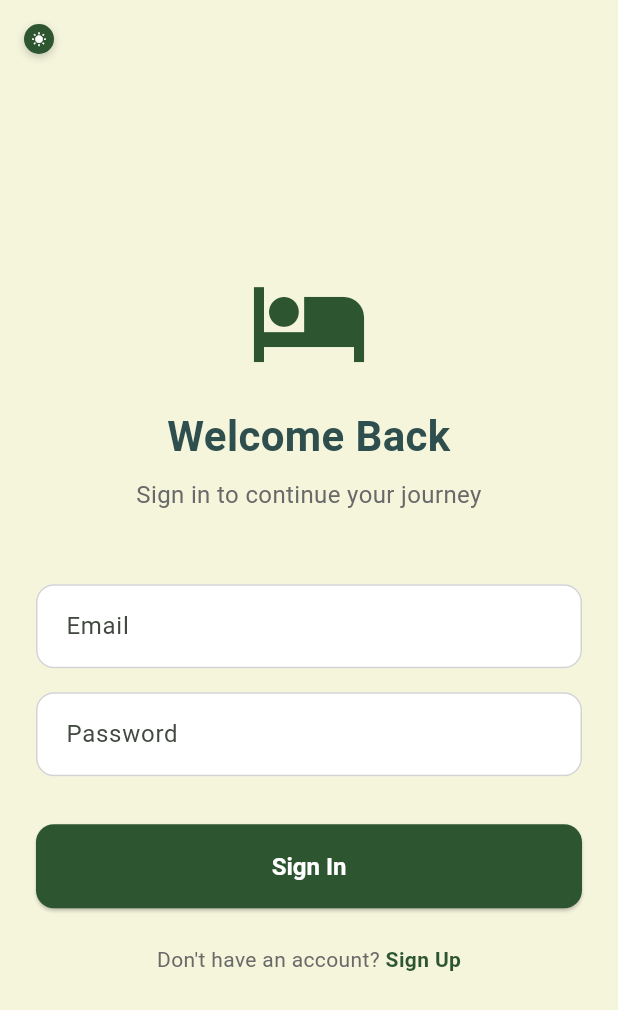
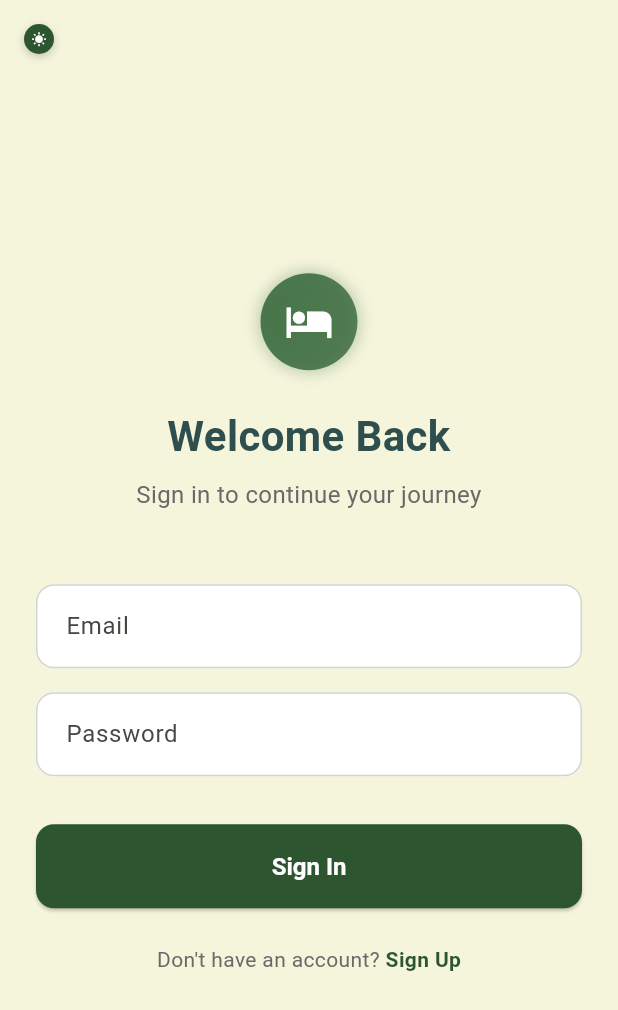
Before and after one commit to MohammedJafferAli/BMG_DemoApp, a Flutter app: the screen it shows after launch, on a phone screen of 412 x 824 dp. Shown: the top 1010 px of the screen. Run offline on Flutter 3.47's test engine with Material 3 defaults, Android fonts, the light colour scheme and no system bars; our stand-ins replace dio, equatable, flutter_bloc, flutter_rating_bar, get_it, hive_flutter and 1 more; missing offline and left inert: mailer; accounts and stored records are empty.

Commit message:
Add animated logo with pulsing and rotating effects for perfect stay branding

```diff
--- a/lib/presentation/pages/auth/login_page.dart
+++ b/lib/presentation/pages/auth/login_page.dart
@@ -5,6 +5,7 @@ import '../../blocs/auth/auth_bloc.dart';
 import '../../widgets/custom_text_field.dart';
 import '../../widgets/custom_button.dart';
 import '../../widgets/theme_switcher.dart';
+import '../../widgets/animated_logo.dart';
 import 'register_page.dart';
 import '../home/home_page.dart';
 
@@ -51,11 +52,7 @@ class _LoginPageState extends State<LoginPage> {
                     crossAxisAlignment: CrossAxisAlignment.stretch,
                     children: [
                       const Spacer(),
-                  const Icon(
-                    Icons.hotel,
-                    size: 80,
-                    color: AppColors.primary,
-                  ),
+                  const AnimatedLogo(size: 80),
                   const SizedBox(height: 16),
                   const Text(
                     'Welcome Back',
--- /dev/null
+++ b/lib/presentation/widgets/animated_logo.dart
@@ -0,0 +1,90 @@
+import 'package:flutter/material.dart';
+
+class AnimatedLogo extends StatefulWidget {
+  final double size;
+
+  const AnimatedLogo({super.key, this.size = 80});
+
+  @override
+  State<AnimatedLogo> createState() => _AnimatedLogoState();
+}
+
+class _AnimatedLogoState extends State<AnimatedLogo>
+    with TickerProviderStateMixin {
+  late AnimationController _controller;
+  late Animation<double> _scaleAnimation;
+  late Animation<double> _rotationAnimation;
+
+  @override
+  void initState() {
+    super.initState();
+    _controller = AnimationController(
+      duration: const Duration(seconds: 2),
+      vsync: this,
+    )..repeat(reverse: true);
+
+    _scaleAnimation = Tween<double>(
+      begin: 0.8,
+      end: 1.2,
+    ).animate(CurvedAnimation(
+      parent: _controller,
+      curve: Curves.easeInOut,
+    ));
+
+    _rotationAnimation = Tween<double>(
+      begin: 0,
+      end: 0.1,
+    ).animate(CurvedAnimation(
+      parent: _controller,
+      curve: Curves.easeInOut,
+    ));
+  }
+
+  @override
+  void dispose() {
+    _controller.dispose();
+    super.dispose();
+  }
+
+  @override
+  Widget build(BuildContext context) {
+    return AnimatedBuilder(
+      animation: _controller,
+      builder: (context, child) {
+        return Transform.scale(
+          scale: _scaleAnimation.value,
+          child: Transform.rotate(
+            angle: _rotationAnimation.value,
+            child: Container(
+              width: widget.size,
+              height: widget.size,
+              decoration: BoxDecoration(
+                shape: BoxShape.circle,
+                gradient: LinearGradient(
+                  colors: [
+                    Theme.of(context).primaryColor,
+                    Theme.of(context).primaryColor.withValues(alpha: 0.7),
+                  ],
+                  begin: Alignment.topLeft,
+                  end: Alignment.bottomRight,
+                ),
+                boxShadow: [
+                  BoxShadow(
+                    color: Theme.of(context).primaryColor.withValues(alpha: 0.3),
+                    blurRadius: 10,
+                    spreadRadius: 2,
+                  ),
+                ],
+              ),
+              child: Icon(
+                Icons.hotel,
+                size: widget.size * 0.5,
+                color: Colors.white,
+              ),
+            ),
+          ),
+        );
+      },
+    );
+  }
+}
--- a/pubspec.yaml
+++ b/pubspec.yaml
@@ -56,3 +56,9 @@ dev_dependencies:
 
 flutter:
   uses-material-design: true
+
+  assets:
+    - assets/images/
+    - assets/icons/
+    - assets/fonts/
+    - assets/gifs/
```
Also changed, not shown: 2 other files.
